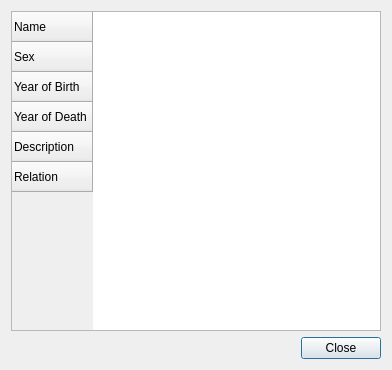
This is vika3/ui/moreinfopioneer.ui in hlynurstef/Verklegt-namskeid-1-vika-3 as Qt 5 draws it before an edit. The edited form follows.
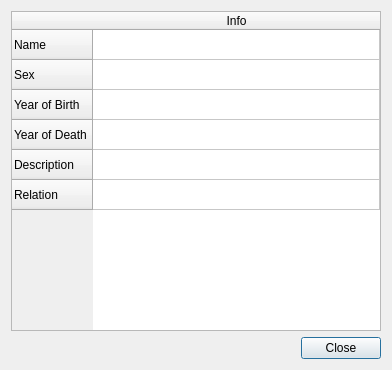
This is the edited form. Icons and pictures are not drawn.

Commit message: MoreInfoPioneer can now display information about currently selected Pioneer

```diff
--- a/vika3/ui/moreinfopioneer.ui
+++ b/vika3/ui/moreinfopioneer.ui
@@ -34,6 +34,9 @@
        <property name="editTriggers">
         <set>QAbstractItemView::NoEditTriggers</set>
        </property>
+       <attribute name="horizontalHeaderStretchLastSection">
+        <bool>true</bool>
+       </attribute>
        <row>
         <property name="text">
          <string>Name</string>
@@ -64,6 +67,11 @@
          <string>Relation</string>
         </property>
        </row>
+       <column>
+        <property name="text">
+         <string>Info</string>
+        </property>
+       </column>
       </widget>
      </item>
     </layout>
```
The commit also changes 3 other files.
